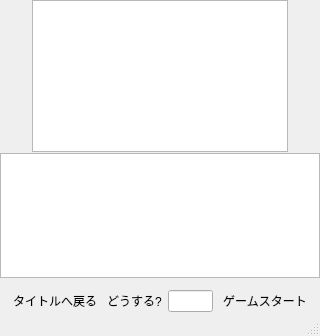
First picture: the form in zsystem.ui, repository wildtree/qhhsadv, before the edit.
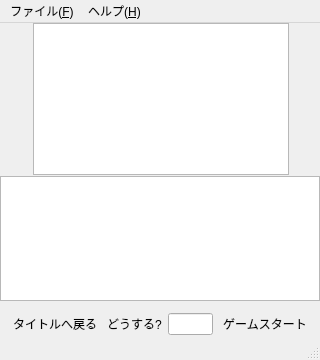
Second picture: the form after the edit.

Commit message: implement sound, menu, and dialogues.

The edit to the form file:
```diff
--- a/zsystem.ui
+++ b/zsystem.ui
@@ -7,19 +7,19 @@
     <x>0</x>
     <y>0</y>
     <width>320</width>
-    <height>336</height>
+    <height>360</height>
    </rect>
   </property>
   <property name="minimumSize">
    <size>
     <width>320</width>
-    <height>336</height>
+    <height>360</height>
    </size>
   </property>
   <property name="maximumSize">
    <size>
     <width>320</width>
-    <height>336</height>
+    <height>480</height>
    </size>
   </property>
   <property name="windowTitle">
@@ -43,7 +43,7 @@
      <rect>
       <x>0</x>
       <y>0</y>
-      <width>321</width>
+      <width>322</width>
       <height>323</height>
      </rect>
     </property>
@@ -161,6 +161,24 @@
      <height>27</height>
     </rect>
    </property>
+   <widget class="QMenu" name="menu_F">
+    <property name="title">
+     <string>ファイル(&amp;F)</string>
+    </property>
+    <addaction name="action_P"/>
+    <addaction name="separator"/>
+    <addaction name="action_Q"/>
+   </widget>
+   <widget class="QMenu" name="menu_H">
+    <property name="title">
+     <string>ヘルプ(&amp;H)</string>
+    </property>
+    <addaction name="action_2"/>
+    <addaction name="separator"/>
+    <addaction name="action_4"/>
+   </widget>
+   <addaction name="menu_F"/>
+   <addaction name="menu_H"/>
   </widget>
   <widget class="QStatusBar" name="statusbar"/>
  </widget>
```
Left out of the diff: 26 changed lines with no effect on the pictures. The commit also changes 7 other files.
